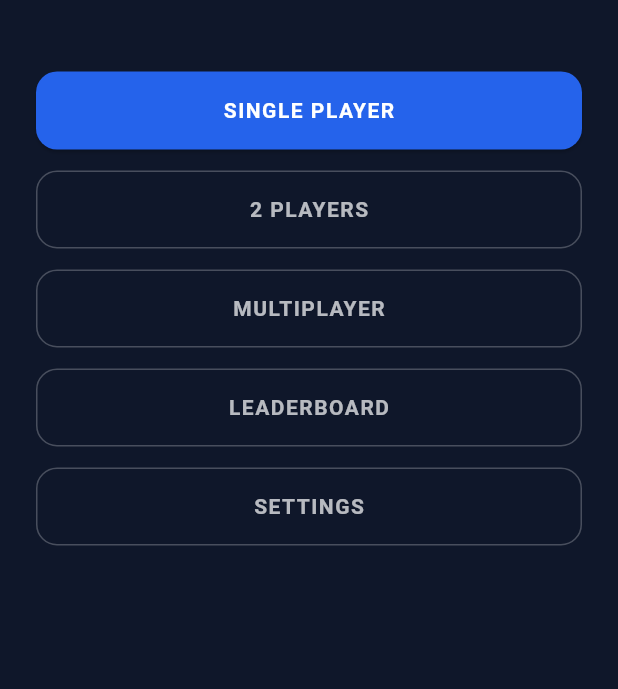
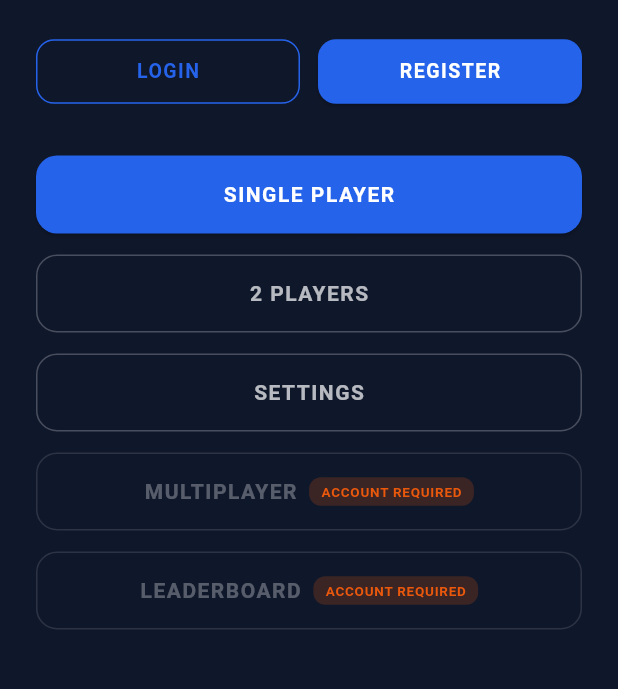
Before and after one commit to Brucejr777/rps-arena-project, a Flutter app: the screen it shows after launch, on a phone screen of 412 x 824 dp, the part 140-829 px from its top. Run offline on Flutter 3.47's test engine with Material 3 defaults, Android fonts, the phone set to English and light mode, and no system bars; our stand-ins replace audioplayers, dio, flutter_riverpod, flutter_secure_storage, go_router, shared_preferences and 1 more.

Commit message:
T84: implement guest access rules with auth state provider and disabled online menu items
🤖 Generated with Codebuff
Co-Authored-By: Codebuff <noreply@codebuff.com>

```diff
--- a/lib/core/router.dart
+++ b/lib/core/router.dart
@@ -33,7 +33,6 @@ final GoRouter appRouter = GoRouter(
     GoRoute(
       path: '/main',
       builder: (context, state) => MainMenuScreen(
-        isSignedIn: false, // TODO: replace with real auth state (T84 etc.)
         onSinglePlayer: () => context.push('/single-player-setup'),
         onTwoPlayers: () => context.push('/local-setup'),
         onMultiplayer: () {
@@ -46,6 +45,8 @@ final GoRouter appRouter = GoRouter(
         onProfile: () {
           // TODO T116: navigate to Player Profile once it exists
         },
+        onLogin: () => context.push('/login'),
+        onRegister: () => context.push('/register'),
       ),
     ),
     GoRoute(
--- a/lib/features/home/main_menu_screen.dart
+++ b/lib/features/home/main_menu_screen.dart
@@ -1,44 +1,50 @@
 import 'package:flutter/material.dart';
+import 'package:flutter_riverpod/flutter_riverpod.dart';
 import '../../core/theme/app_colors.dart';
 import '../../core/services/audio_service.dart';
+import '../auth/controllers/auth_controller.dart';
 
-class MainMenuScreen extends StatefulWidget {
-  final bool isSignedIn;
+class MainMenuScreen extends ConsumerStatefulWidget {
   final VoidCallback onSinglePlayer;
   final VoidCallback onTwoPlayers;
   final VoidCallback onMultiplayer;
   final VoidCallback onLeaderboard;
   final VoidCallback onSettings;
   final VoidCallback onProfile;
+  final VoidCallback onLogin;
+  final VoidCallback onRegister;
 
   const MainMenuScreen({
     super.key,
-    required this.isSignedIn,
     required this.onSinglePlayer,
     required this.onTwoPlayers,
     required this.onMultiplayer,
     required this.onLeaderboard,
     required this.onSettings,
     required this.onProfile,
+    required this.onLogin,
+    required this.onRegister,
   });
 
   @override
-  State<MainMenuScreen> createState() => _MainMenuScreenState();
+  ConsumerState<MainMenuScreen> createState() => _MainMenuScreenState();
 }
 
-class _MainMenuScreenState extends State<MainMenuScreen> {
+class _MainMenuScreenState extends ConsumerState<MainMenuScreen> {
   @override
   void initState() {
     super.initState();
     AudioService.instance.playMusic();
   }
 
-  Widget _menuButton(String label, VoidCallback onPressed, {bool primary = false}) {
+  Widget _menuButton(String label, VoidCallback onPressed,
+      {bool primary = false, bool enabled = true}) {
     return Padding(
       padding: const EdgeInsets.only(bottom: 14),
       child: SizedBox(
         width: double.infinity,
-        child: primary
+        child: enabled
+            ? primary
                 ? ElevatedButton(
                     onPressed: onPressed,
                     style: ElevatedButton.styleFrom(
@@ -74,6 +80,47 @@ class _MainMenuScreenState extends State<MainMenuScreen> {
                         letterSpacing: 1.0,
                       ),
                     ),
+                  )
+            : OutlinedButton(
+                onPressed: null,
+                style: OutlinedButton.styleFrom(
+                  side: const BorderSide(color: Colors.white12),
+                  padding: const EdgeInsets.symmetric(vertical: 16),
+                  shape: RoundedRectangleBorder(
+                    borderRadius: BorderRadius.circular(14),
+                  ),
+                ),
+                child: Row(
+                  mainAxisAlignment: MainAxisAlignment.center,
+                  children: [
+                    Text(
+                      label,
+                      style: const TextStyle(
+                        color: Colors.white30,
+                        fontWeight: FontWeight.bold,
+                        letterSpacing: 1.0,
+                      ),
+                    ),
+                    const SizedBox(width: 8),
+                    Container(
+                      padding: const EdgeInsets.symmetric(
+                          horizontal: 8, vertical: 3),
+                      decoration: BoxDecoration(
+                        color: AppColors.orange.withValues(alpha: 0.2),
+                        borderRadius: BorderRadius.circular(8),
+                      ),
+                      child: const Text(
+                        'ACCOUNT REQUIRED',
+                        style: TextStyle(
+                          color: AppColors.orange,
+                          fontSize: 9,
+                          fontWeight: FontWeight.bold,
+                          letterSpacing: 0.5,
+                        ),
+                      ),
+                    ),
+                  ],
+                ),
               ),
       ),
     );
@@ -81,6 +128,9 @@ class _MainMenuScreenState extends State<MainMenuScreen> {
 
   @override
   Widget build(BuildContext context) {
+    final auth = ref.watch(authControllerProvider);
+    final isSignedIn = auth.isSignedIn;
+
     return Scaffold(
       backgroundColor: AppColors.background,
       body: SafeArea(
@@ -98,13 +148,82 @@ class _MainMenuScreenState extends State<MainMenuScreen> {
                   letterSpacing: 2,
                 ),
               ),
-              const SizedBox(height: 48),
+              // ── Auth status + Login/Register buttons ────────────
+              if (!isSignedIn) ...[
+                const SizedBox(height: 24),
+                Row(
+                  children: [
+                    Expanded(
+                      child: OutlinedButton(
+                        onPressed: widget.onLogin,
+                        style: OutlinedButton.styleFrom(
+                          side: const BorderSide(color: AppColors.defaultAccent),
+                          padding: const EdgeInsets.symmetric(vertical: 12),
+                          shape: RoundedRectangleBorder(
+                            borderRadius: BorderRadius.circular(12),
+                          ),
+                        ),
+                        child: const Text(
+                          'LOGIN',
+                          style: TextStyle(
+                            color: AppColors.defaultAccent,
+                            fontWeight: FontWeight.bold,
+                            fontSize: 13,
+                            letterSpacing: 1.0,
+                          ),
+                        ),
+                      ),
+                    ),
+                    const SizedBox(width: 12),
+                    Expanded(
+                      child: ElevatedButton(
+                        onPressed: widget.onRegister,
+                        style: ElevatedButton.styleFrom(
+                          backgroundColor: AppColors.defaultAccent,
+                          padding: const EdgeInsets.symmetric(vertical: 12),
+                          shape: RoundedRectangleBorder(
+                            borderRadius: BorderRadius.circular(12),
+                          ),
+                        ),
+                        child: const Text(
+                          'REGISTER',
+                          style: TextStyle(
+                            color: Colors.white,
+                            fontWeight: FontWeight.bold,
+                            fontSize: 13,
+                            letterSpacing: 1.0,
+                          ),
+                        ),
+                      ),
+                    ),
+                  ],
+                ),
+              ],
+              if (isSignedIn) ...[
+                const SizedBox(height: 16),
+                Text(
+                  'Welcome, ${auth.username ?? 'Player'}!',
+                  style: const TextStyle(
+                    color: Colors.white54,
+                    fontSize: 13,
+                  ),
+                ),
+              ],
+              const SizedBox(height: 32),
+
+              // ── Menu buttons ────────────────────────────────────
               _menuButton('SINGLE PLAYER', widget.onSinglePlayer, primary: true),
               _menuButton('2 PLAYERS', widget.onTwoPlayers),
-              _menuButton('MULTIPLAYER', widget.onMultiplayer),
-              _menuButton('LEADERBOARD', widget.onLeaderboard),
               _menuButton('SETTINGS', widget.onSettings),
-              if (widget.isSignedIn) _menuButton('PROFILE', widget.onProfile),
+
+              // Disabled for guests, enabled when signed in
+              _menuButton('MULTIPLAYER', widget.onMultiplayer, enabled: isSignedIn),
+              _menuButton('LEADERBOARD', widget.onLeaderboard, enabled: isSignedIn),
+
+              // Profile only visible when signed in
+              if (isSignedIn)
+                _menuButton('PROFILE', widget.onProfile),
+
               const Spacer(),
             ],
           ),
```
Also changed, not shown: lib/features/auth/controllers/auth_controller.dart (added, +82 -0 lines). Lines whose indentation alone changed are shown as unchanged.
